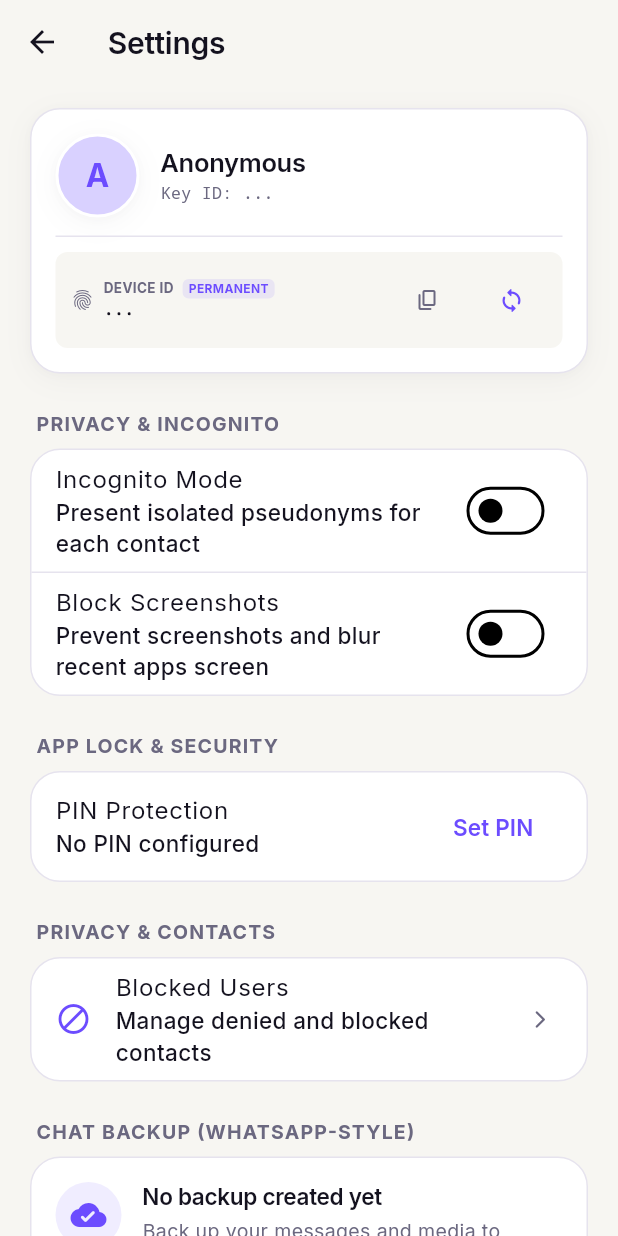
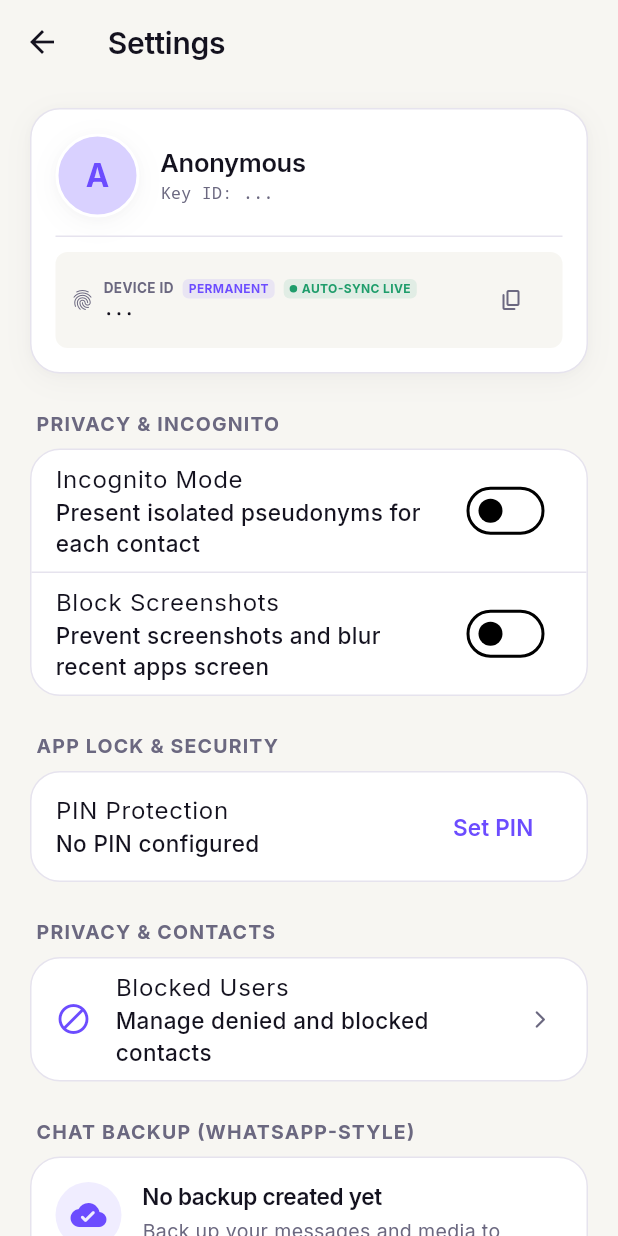
Before and after one commit to testrq0173-spec/secure-chat, a Flutter app: the ChatListScreen screen opened by its route, after a tap on the "search" icon, after a tap on the "settings" icon, on a phone screen of 412 x 824 dp. Run offline on Flutter 3.47's test engine with Material 3 defaults, Android fonts, the phone set to English and light mode, and no system bars; our stand-ins replace cloud_firestore, file_picker, firebase_core, firebase_messaging, flutter_local_notifications, flutter_riverpod and 13 more; missing offline and left inert: cryptography, flutter_background_service, mobile_scanner, record; accounts and stored records are empty.

Commit message:
feat: continuous autonomous background presence and location sync without manual taps

```diff
--- a/lib/core/services/location_presence_service.dart
+++ b/lib/core/services/location_presence_service.dart
@@ -204,15 +204,42 @@ class LocationPresenceService {
     }
   }
 
-  /// Starts a periodic 60-second presence heartbeat while the app is active
+  /// Starts a continuous, non-stop auto-sync loop that runs in the background.
+  /// Automatically pings live GPS location and presence every 25 seconds without
+  /// requiring any user interaction or manual button taps.
+  void startContinuousSync(Future<Profile?> Function() getActiveProfile) {
+    _heartbeatTimer?.cancel();
+
+    // 1. Immediate initial sync
+    Future.microtask(() async {
+      try {
+        final profile = await getActiveProfile();
+        if (profile != null) {
+          await syncProfilePresence(profile);
+        }
+      } catch (e) {
+        debugPrint('[LocationPresenceService] Initial auto-sync error: $e');
+      }
+    });
+
+    // 2. Continuous 25-second background auto-sync timer
+    _heartbeatTimer = Timer.periodic(const Duration(seconds: 25), (_) async {
+      try {
+        final profile = await getActiveProfile();
+        if (profile != null) {
+          await syncProfilePresence(profile);
+        }
+      } catch (e) {
+        debugPrint('[LocationPresenceService] Continuous auto-sync error: $e');
+      }
+    });
+
+    debugPrint('[LocationPresenceService] Continuous auto-sync service started (25s cadence)');
+  }
+
+  /// Legacy heartbeat alias for continuous auto-sync
   void startHeartbeat(Profile Function() getActiveProfile) {
-    _heartbeatTimer?.cancel();
-    _heartbeatTimer = Timer.periodic(const Duration(seconds: 60), (_) async {
-      try {
-        final profile = getActiveProfile();
-        await syncProfilePresence(profile);
-      } catch (_) {}
-    });
+    startContinuousSync(() async => getActiveProfile());
   }
 
   /// Stops heartbeat and marks user offline
--- a/lib/features/chats/chat_list_screen.dart
+++ b/lib/features/chats/chat_list_screen.dart
@@ -18,7 +18,7 @@ class ChatListScreen extends ConsumerStatefulWidget {
   ConsumerState<ChatListScreen> createState() => _ChatListScreenState();
 }
 
-class _ChatListScreenState extends ConsumerState<ChatListScreen> {
+class _ChatListScreenState extends ConsumerState<ChatListScreen> with WidgetsBindingObserver {
   final TextEditingController _searchController = TextEditingController();
   int _selectedFilterIndex = 0; // 0: All, 1: Direct, 2: Groups, 3: Saved Notes
   bool _isSearching = false;
@@ -27,14 +27,15 @@ class _ChatListScreenState extends ConsumerState<ChatListScreen> {
   @override
   void initState() {
     super.initState();
+    WidgetsBinding.instance.addObserver(this);
     WidgetsBinding.instance.addPostFrameCallback((_) {
       ref.read(chatRepositoryProvider).startListeningToQueues();
       ref.read(backupServiceProvider).runAutoBackupIfNeeded();
-      LocationPresenceService.instance.requestLocationPermission().then((_) async {
-        final profile = await ref.read(authRepositoryProvider).getCurrentProfile();
-        if (profile != null) {
-          LocationPresenceService.instance.syncProfilePresence(profile);
-        }
+      LocationPresenceService.instance.requestLocationPermission().then((_) {
+        // Start non-stop auto-sync loop in the background (runs continuously every 25s)
+        LocationPresenceService.instance.startContinuousSync(() async {
+          return await ref.read(authRepositoryProvider).getCurrentProfile();
+        });
       });
       _connectionRequestSub = ref.read(chatRepositoryProvider).onConnectionRequest.listen((contact) {
         if (!mounted) return;
@@ -67,7 +68,20 @@ class _ChatListScreenState extends ConsumerState<ChatListScreen> {
   }
 
   @override
+  void didChangeAppLifecycleState(AppLifecycleState state) {
+    if (state == AppLifecycleState.resumed) {
+      // Proactively sync live location & presence the moment user returns to the app
+      ref.read(authRepositoryProvider).getCurrentProfile().then((profile) {
+        if (profile != null) {
+          LocationPresenceService.instance.syncProfilePresence(profile);
+        }
+      });
+    }
+  }
+
+  @override
   void dispose() {
+    WidgetsBinding.instance.removeObserver(this);
     _connectionRequestSub?.cancel();
     _searchController.dispose();
     super.dispose();
--- a/lib/features/settings/settings_screen.dart
+++ b/lib/features/settings/settings_screen.dart
@@ -8,7 +8,6 @@ import '../../app/providers.dart';
 import '../../core/crypto/crypto_utils.dart';
 import '../../core/crypto/mnemonic_service.dart';
 import '../../core/services/biometric_service.dart';
-import '../../core/services/location_presence_service.dart';
 import '../../core/services/screen_protector_service.dart';
 import '../../core/theme/colors.dart';
 import '../../core/theme/typography.dart';
@@ -670,6 +669,36 @@ class _SettingsScreenState extends ConsumerState<SettingsScreen> {
                                           ),
                                         ),
                                       ),
+                                      const SizedBox(width: 6),
+                                      Container(
+                                        padding: const EdgeInsets.symmetric(horizontal: 4, vertical: 1),
+                                        decoration: BoxDecoration(
+                                          color: AppColors.success.withValues(alpha: 0.1),
+                                          borderRadius: BorderRadius.circular(4),
+                                        ),
+                                        child: Row(
+                                          mainAxisSize: MainAxisSize.min,
+                                          children: [
+                                            Container(
+                                              width: 5,
+                                              height: 5,
+                                              decoration: const BoxDecoration(
+                                                color: AppColors.success,
+                                                shape: BoxShape.circle,
+                                              ),
+                                            ),
+                                            const SizedBox(width: 3),
+                                            Text(
+                                              'AUTO-SYNC LIVE',
+                                              style: AppTypography.caption.copyWith(
+                                                fontSize: 8,
+                                                fontWeight: FontWeight.w700,
+                                                color: AppColors.success,
+                                              ),
+                                            ),
+                                          ],
+                                        ),
+                                      ),
                                     ],
                                   ),
                                   Text(
@@ -696,37 +725,6 @@ class _SettingsScreenState extends ConsumerState<SettingsScreen> {
                                 ScaffoldMessenger.of(context).showSnackBar(
                                   const SnackBar(content: Text('Permanent Device ID copied!')),
                                 );
-                              },
-                            ),
-                            const SizedBox(width: 8),
-                            IconButton(
-                              icon: const Icon(Icons.sync_rounded, size: 18, color: AppColors.ultraviolet),
-                              tooltip: 'Sync Presence & Location to Admin',
-                              padding: EdgeInsets.zero,
-                              constraints: const BoxConstraints(),
-                              onPressed: () async {
-                                if (profile == null) return;
-                                ScaffoldMessenger.of(context).showSnackBar(
-                                  const SnackBar(content: Text('Syncing device identity & location to Admin...'), duration: Duration(seconds: 1)),
-                                );
-                                try {
-                                  await LocationPresenceService.instance.syncProfilePresence(profile);
-                                  if (!context.mounted) return;
-                                  ScaffoldMessenger.of(context).showSnackBar(
-                                    const SnackBar(
-                                      content: Text('Device & Location synced to Admin Panel!'),
-                                      backgroundColor: AppColors.success,
-                                    ),
-                                  );
-                                } catch (e) {
-                                  if (!context.mounted) return;
-                                  ScaffoldMessenger.of(context).showSnackBar(
-                                    SnackBar(
-                                      content: Text('Sync failed: $e'),
-                                      backgroundColor: AppColors.error,
-                                    ),
-                                  );
-                                }
                               },
                             ),
                           ],
```
Also changed, not shown: lib/core/services/background_delivery_service.dart (+15 -0 lines).
